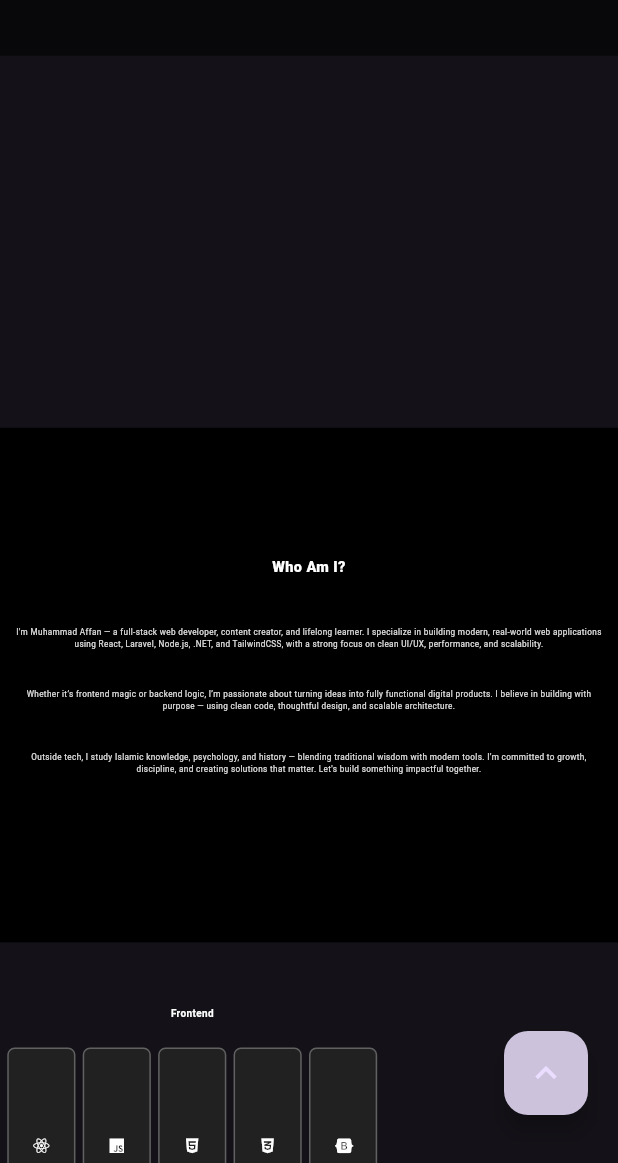
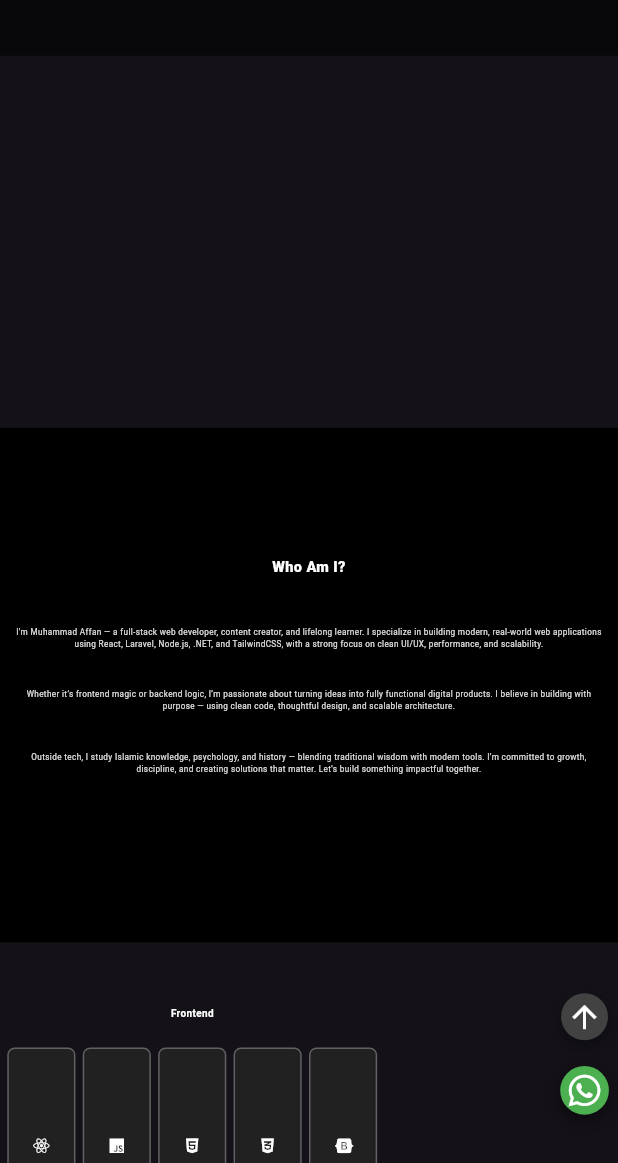
Before and after one commit to Muhammadd-01/Mobile_Portfolio, a Flutter app: the screen it shows after launch, scrolled down 576 dp, on a phone screen of 412 x 824 dp, the part 73-1236 px from its top. Run offline on Flutter 3.47's test engine with Material 3 defaults, Android fonts, the phone set to English and light mode, and no system bars; our stand-ins replace flutter_animate, flutter_screenutil, font_awesome_flutter, lucide_icons; missing offline and left inert: dart:html; network calls fail.

Commit message:
Mobile Portfolio

```diff
--- a/lib/screens/home_screen.dart
+++ b/lib/screens/home_screen.dart
@@ -1,10 +1,10 @@
 import 'package:flutter/material.dart';
 import 'package:flutter_screenutil/flutter_screenutil.dart';
 
-// Import widgets
+// Widgets
 import '../widgets/navbar.dart';
 import '../widgets/footer.dart';
-import '../widgets/up_button.dart'; // 🔥 Import UpButton
+import '../widgets/floating_buttons.dart'; // ✅ New combined button widget
 
 // Sections
 import '../widgets/hero_section.dart';
@@ -43,7 +43,7 @@ class _HomeScreenState extends State<HomeScreen> {
             child: Column(
               crossAxisAlignment: CrossAxisAlignment.start,
               children: [
-                SizedBox(height: 80.h), // Navbar height offset
+                SizedBox(height: 80.h), // Offset for navbar
                 // Sections
                 Container(key: sectionKeys['hero'], child: const HeroSection()),
                 Container(
@@ -75,12 +75,8 @@ class _HomeScreenState extends State<HomeScreen> {
           // Floating Navbar
           Navbar(scrollController: _scrollController, sectionKeys: sectionKeys),
 
-          // Scroll-to-top button 🔥
-          Positioned(
-            bottom: 32,
-            right: 20,
-            child: UpButton(scrollController: _scrollController),
-          ),
+          // ✅ Combined floating buttons (WhatsApp + Scroll-To-Top)
+          FloatingButtons(scrollController: _scrollController),
         ],
       ),
     );
--- /dev/null
+++ b/lib/widgets/floating_buttons.dart
@@ -0,0 +1,127 @@
+// ignore: deprecated_member_use
+import 'dart:html' as html;
+import 'package:flutter/material.dart';
+import 'package:flutter_screenutil/flutter_screenutil.dart';
+// ignore: unused_import
+import 'package:font_awesome_flutter/font_awesome_flutter.dart';
+
+class FloatingButtons extends StatefulWidget {
+  final ScrollController scrollController;
+
+  const FloatingButtons({super.key, required this.scrollController});
+
+  @override
+  State<FloatingButtons> createState() => _FloatingButtonsState();
+}
+
+class _FloatingButtonsState extends State<FloatingButtons> {
+  bool showScrollTop = false;
+
+  @override
+  void initState() {
+    super.initState();
+    widget.scrollController.addListener(_handleScroll);
+  }
+
+  void _handleScroll() {
+    if (widget.scrollController.offset > 300 && !showScrollTop) {
+      setState(() => showScrollTop = true);
+    } else if (widget.scrollController.offset <= 300 && showScrollTop) {
+      setState(() => showScrollTop = false);
+    }
+  }
+
+  void scrollToTop() {
+    widget.scrollController.animateTo(
+      0,
+      duration: const Duration(milliseconds: 500),
+      curve: Curves.easeInOut,
+    );
+  }
+
+  void openWhatsApp() {
+    final message = Uri.encodeComponent(
+        "Hi Affan! I was checking out your portfolio and wanted to connect.");
+    final url = "https://wa.me/923128538773?text=$message";
+    html.window.open(url, "_blank");
+  }
+
+  @override
+  Widget build(BuildContext context) {
+    return Positioned(
+      bottom: 30.h,
+      right: 20.w,
+      child: Column(
+        mainAxisSize: MainAxisSize.min,
+        children: [
+          if (showScrollTop)
+            Padding(
+              padding: EdgeInsets.only(bottom: 16.h),
+              child: Tooltip(
+                message: 'Back to Top',
+                child: GestureDetector(
+                  onTap: scrollToTop,
+                  child: AnimatedContainer(
+                    duration: const Duration(milliseconds: 300),
+                    padding: EdgeInsets.all(12.r),
+                    decoration: BoxDecoration(
+                      color: Colors.grey.shade800,
+                      borderRadius: BorderRadius.circular(50),
+                      boxShadow: [
+                        BoxShadow(
+                          color: Colors.black.withOpacity(0.4),
+                          blurRadius: 8,
+                          offset: const Offset(0, 4),
+                        ),
+                      ],
+                    ),
+                    child: const Icon(Icons.arrow_upward, color: Colors.white),
+                  ),
+                ),
+              ),
+            ),
+
+          // WhatsApp Button
+          Tooltip(
+            message: 'Chat with me!',
+            child: Stack(
+              alignment: Alignment.center,
+              children: [
+                // Pulse animation
+                AnimatedContainer(
+                  duration: const Duration(seconds: 1),
+                  width: 60.r,
+                  height: 60.r,
+                  decoration: BoxDecoration(
+                    shape: BoxShape.circle,
+                    color: Colors.green.withOpacity(0.4),
+                  ),
+                  child: const SizedBox(),
+                ),
+                GestureDetector(
+                  onTap: openWhatsApp,
+                  child: Container(
+                    padding: EdgeInsets.all(14.r),
+                    decoration: BoxDecoration(
+                      color: Colors.green,
+                      shape: BoxShape.circle,
+                      boxShadow: [
+                        BoxShadow(
+                          color: Colors.black.withOpacity(0.5),
+                          blurRadius: 10,
+                          offset: const Offset(0, 4),
+                        ),
+                      ],
+                    ),
+                    child: const Icon(FontAwesomeIcons.whatsapp, color: Colors.white, size: 24),
+
+                  ),
+                ),
+              ],
+            ),
+          ),
+        ],
+      ),
+    );
+  }
+}
```
